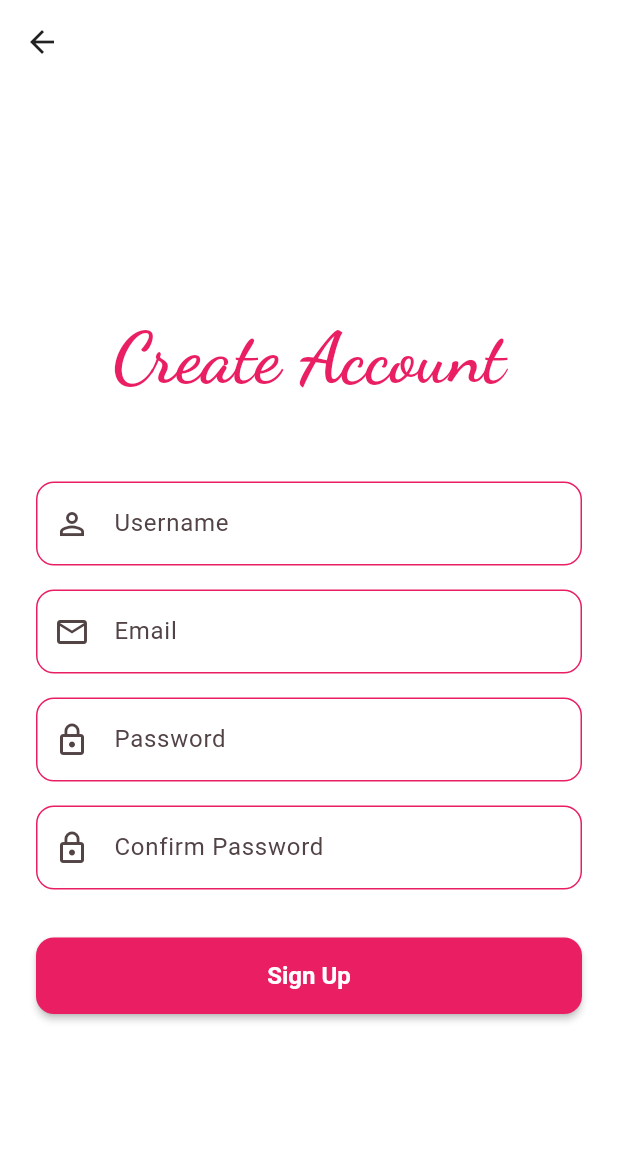
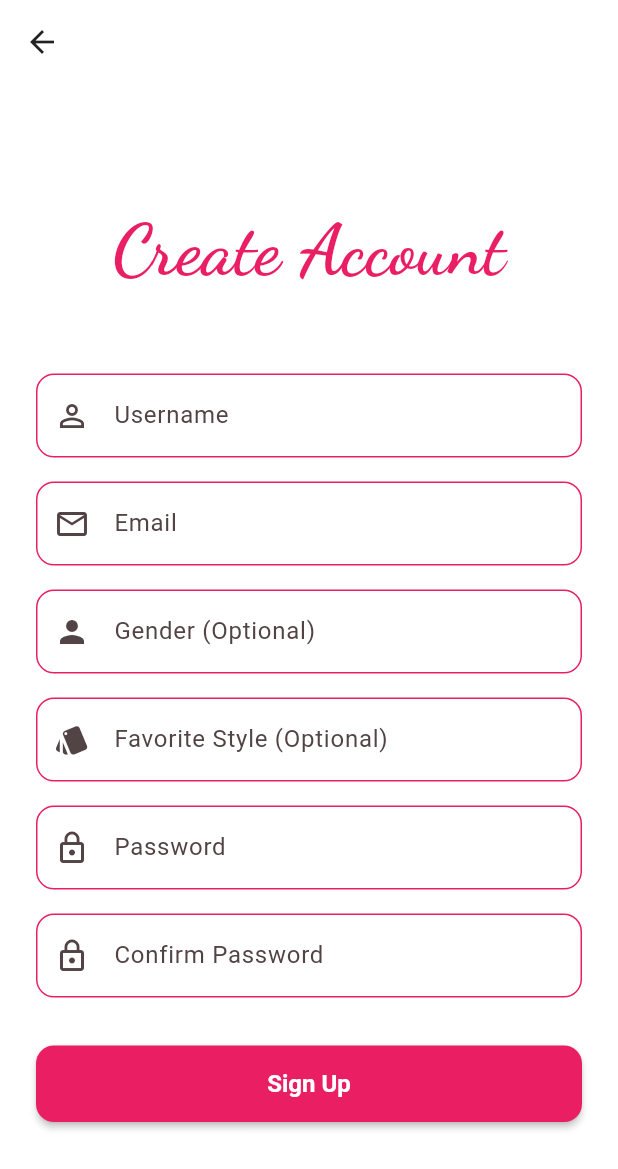
Before and after one commit to AbhiramNair48/CapsuleCloset, a Flutter app: the SignUpScreen screen opened directly, on a phone screen of 412 x 824 dp. Shown: the top 1169 px of the screen. Run offline on Flutter 3.47's test engine with Material 3 defaults, Android fonts, the phone set to English and light mode, and no system bars; our stand-ins replace flutter_dotenv, geolocator, google_fonts, google_generative_ai, image_picker.

Commit message:
Add gender and favorite style to sign up and backend
Extended the user sign-up process to include optional gender and favorite style fields in both the frontend and backend. Updated the backend to store these fields and added endpoints for user search and friend requests. Adjusted AuthService and related tests to support the new fields, and added comprehensive widget tests for the sign-up screen.

```diff
--- a/lib/screens/sign_up_screen.dart
+++ b/lib/screens/sign_up_screen.dart
@@ -16,6 +16,8 @@ class _SignUpScreenState extends State<SignUpScreen> {
   final _emailController = TextEditingController();
   final _passwordController = TextEditingController();
   final _confirmPasswordController = TextEditingController();
+  final _genderController = TextEditingController();
+  final _favoriteStyleController = TextEditingController();
 
   @override
   void dispose() {
@@ -23,6 +25,8 @@ class _SignUpScreenState extends State<SignUpScreen> {
     _emailController.dispose();
     _passwordController.dispose();
     _confirmPasswordController.dispose();
+    _genderController.dispose();
+    _favoriteStyleController.dispose();
     super.dispose();
   }
 
@@ -34,6 +38,8 @@ class _SignUpScreenState extends State<SignUpScreen> {
         _usernameController.text,
         _emailController.text,
         _passwordController.text,
+        gender: _genderController.text.isNotEmpty ? _genderController.text : null,
+        favoriteStyle: _favoriteStyleController.text.isNotEmpty ? _favoriteStyleController.text : null,
       );
 
       if (!mounted) return;
@@ -117,6 +123,22 @@ class _SignUpScreenState extends State<SignUpScreen> {
                   ),
                   const SizedBox(height: 16),
                   TextFormField(
+                    controller: _genderController,
+                    decoration: const InputDecoration(
+                      labelText: 'Gender (Optional)',
+                      prefixIcon: Icon(Icons.person),
+                    ),
+                  ),
+                  const SizedBox(height: 16),
+                  TextFormField(
+                    controller: _favoriteStyleController,
+                    decoration: const InputDecoration(
+                      labelText: 'Favorite Style (Optional)',
+                      prefixIcon: Icon(Icons.style),
+                    ),
+                  ),
+                  const SizedBox(height: 16),
+                  TextFormField(
                     controller: _passwordController,
                     decoration: const InputDecoration(
                       labelText: 'Password',
--- a/lib/services/auth_service.dart
+++ b/lib/services/auth_service.dart
@@ -2,6 +2,7 @@ import 'dart:convert';
 import 'package:flutter/foundation.dart';
 import 'package:http/http.dart' as http;
 import '../config/app_constants.dart';
+import 'data_service.dart';
 
 /// Authentication service for the application
 class AuthService extends ChangeNotifier {
@@ -30,10 +31,16 @@ class AuthService extends ChangeNotifier {
   String? _currentUserEmail;
   bool _isAuthenticated = false;
   bool _isLoading = false;
+  DataService? _dataService;
 
   String? get currentUserEmail => _currentUserEmail;
   bool get isAuthenticated => _isAuthenticated;
   bool get isLoading => _isLoading;
+
+  /// Updates the DataService reference
+  void updateDataService(DataService dataService) {
+    _dataService = dataService;
+  }
 
   /// Simulates a login attempt with network delay.
   /// Returns true if credentials match, false otherwise.
@@ -60,7 +67,13 @@ class AuthService extends ChangeNotifier {
 
   /// Registers a new user with the backend.
   /// Returns true if registration is successful, false otherwise.
-  Future<bool> signUp(String username, String email, String password) async {
+  Future<bool> signUp(
+    String username,
+    String email,
+    String password, {
+    String? gender,
+    String? favoriteStyle,
+  }) async {
     _setLoading(true);
     try {
       final url = Uri.parse('${AppConstants.baseUrl}/signup');
@@ -72,6 +85,8 @@ class AuthService extends ChangeNotifier {
           'username': username,
           'email': email,
           'password': password,
+          'gender': gender,
+          'favorite_style': favoriteStyle,
         }),
       );
 
@@ -101,6 +116,7 @@ class AuthService extends ChangeNotifier {
   void logout() {
     _currentUserEmail = null;
     _isAuthenticated = false;
+    _dataService?.logout();
     notifyListeners();
   }
 
```
Also changed, not shown: backend/lib/database/server.dart (+108 -2 lines), 2 other files.
